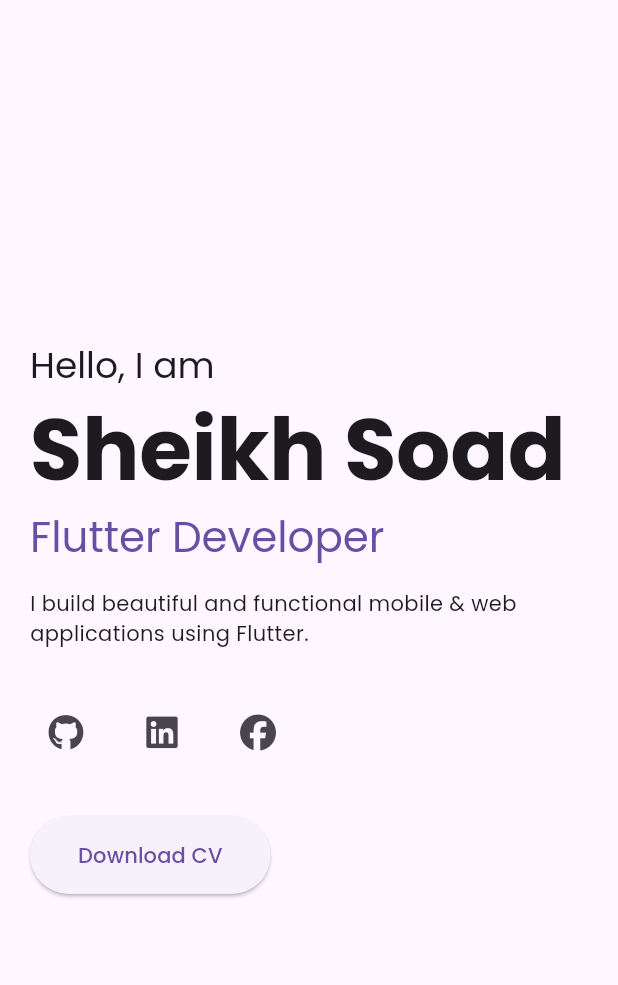
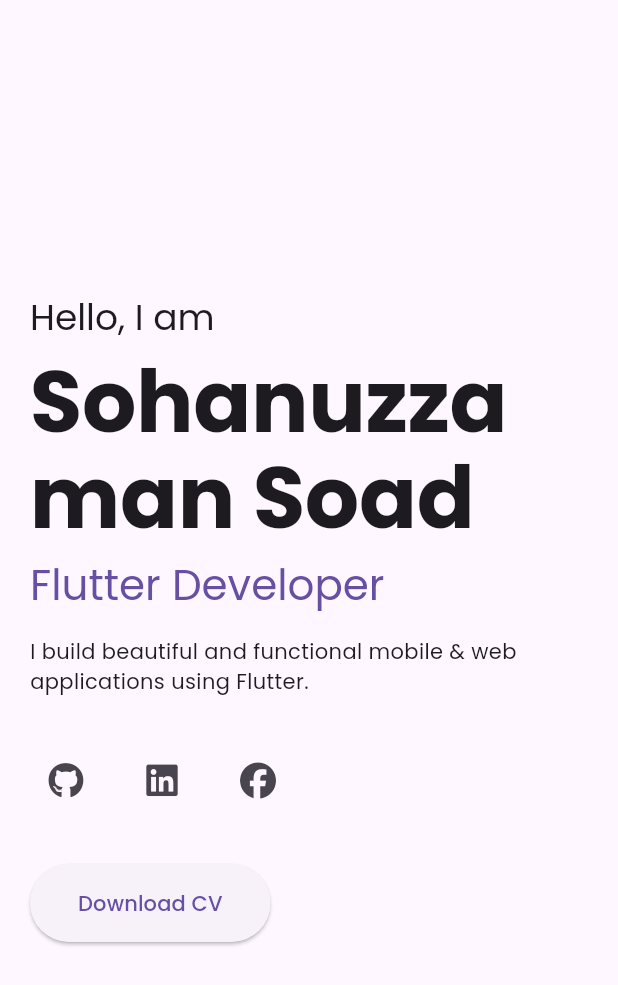
Before and after one commit to ssoad/flutter_web_portfolio, a Flutter app: the HeroSection widget shown alone on an empty page, opened directly, on a phone screen of 412 x 824 dp. Shown: the top 985 px of the screen. Run offline on Flutter 3.47's test engine with Material 3 defaults, Android fonts, the phone set to English and light mode, and no system bars; our stand-ins replace flutter_riverpod, font_awesome_flutter, google_fonts; network calls fail.

Commit message:
Refactor hero section to use app constants for name and update navigation items to include 'Experience'

```diff
--- a/lib/features/home/widgets/hero_section.dart
+++ b/lib/features/home/widgets/hero_section.dart
@@ -1,5 +1,6 @@
 import 'package:flutter/material.dart';
 import 'package:flutter_riverpod/flutter_riverpod.dart';
+import 'package:flutter_web_experiment/config/constants.dart';
 import 'package:font_awesome_flutter/font_awesome_flutter.dart';
 import '../../../shared/utils/responsive_helper.dart';
 
@@ -39,7 +40,7 @@ class _HeroSectionState extends ConsumerState<HeroSection> {
                 ),
                 const SizedBox(height: 8),
                 Text(
-                  'Sheikh Soad',
+                  AppConstants.name,
                   style: Theme.of(context).textTheme.displayLarge?.copyWith(
                         fontWeight: FontWeight.bold,
                       ),
```
Also changed, not shown: lib/features/navigation/providers/nav_provider.dart (+6 -5 lines).
